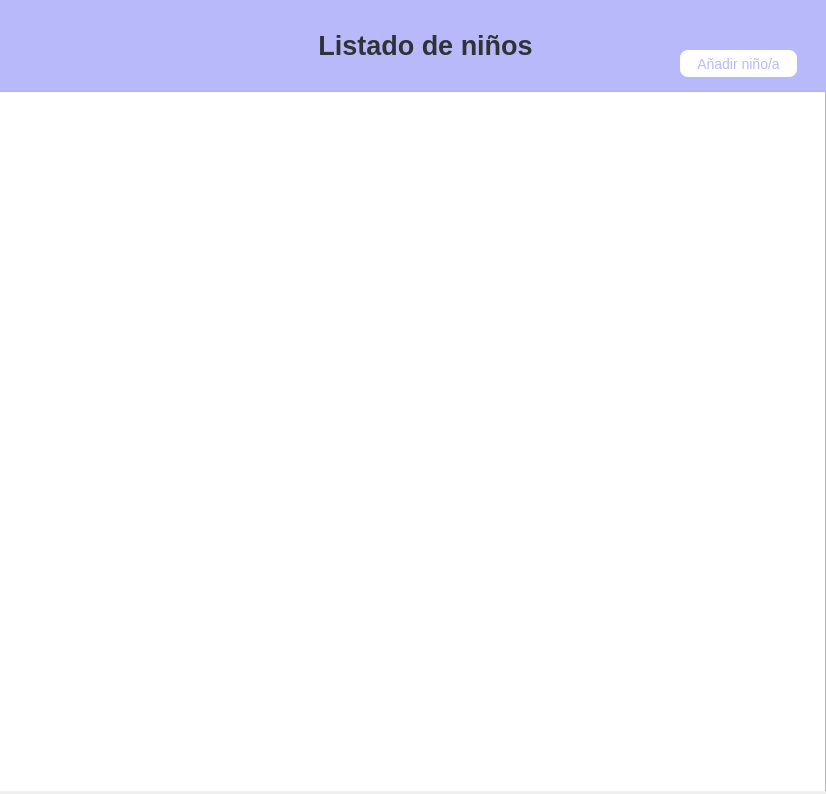
Before: the Qt Designer form interfaz/Listado.ui in mmoraleso/RoboTEA, drawn with Qt 5.
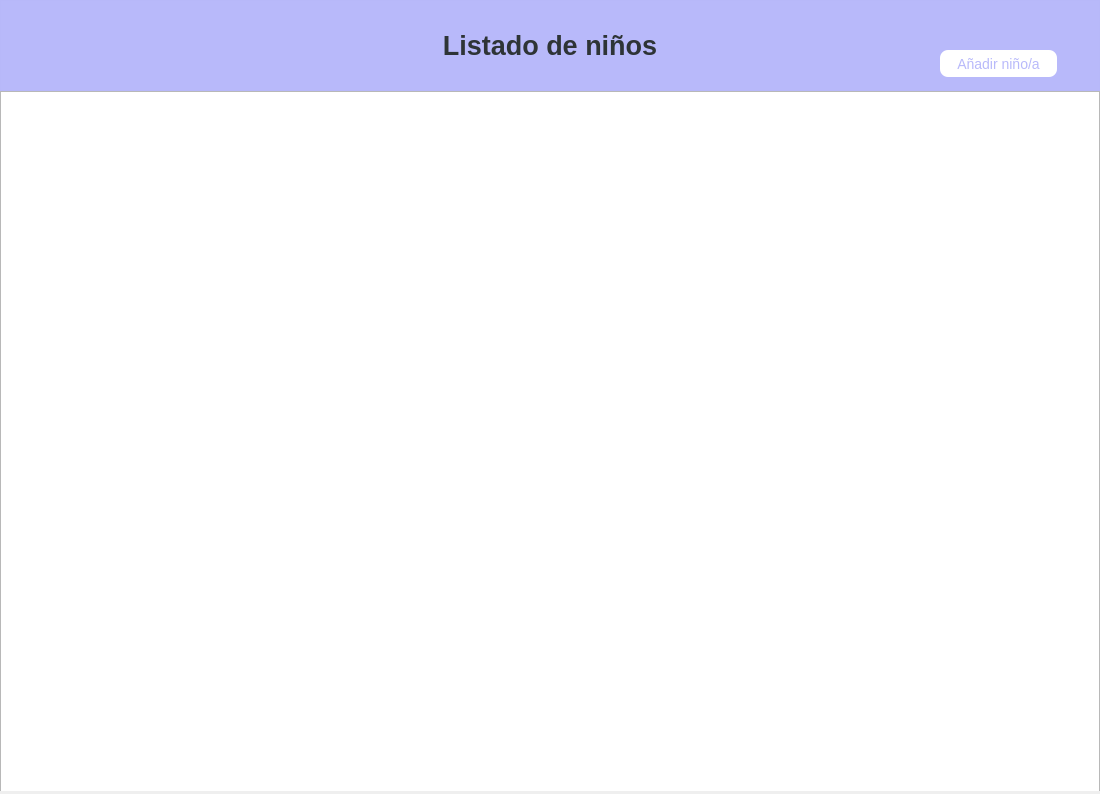
After: the same form once the commit is applied.

Diff of the .ui file:
```diff
--- a/interfaz/Listado.ui
+++ b/interfaz/Listado.ui
@@ -6,7 +6,7 @@
    <rect>
     <x>0</x>
     <y>0</y>
-    <width>826</width>
+    <width>1100</width>
     <height>794</height>
    </rect>
   </property>
@@ -18,7 +18,7 @@
     <rect>
      <x>0</x>
      <y>0</y>
-     <width>828</width>
+     <width>1100</width>
      <height>91</height>
     </rect>
    </property>
@@ -34,9 +34,9 @@
    <widget class="QLabel" name="titulo">
     <property name="geometry">
      <rect>
-      <x>-15</x>
+      <x>0</x>
       <y>0</y>
-      <width>881</width>
+      <width>1100</width>
       <height>91</height>
      </rect>
     </property>
@@ -77,7 +77,7 @@
    <widget class="QPushButton" name="addNino_Button">
     <property name="geometry">
      <rect>
-      <x>680</x>
+      <x>940</x>
       <y>50</y>
       <width>117</width>
       <height>27</height>
@@ -109,7 +109,7 @@
     <rect>
      <x>0</x>
      <y>91</y>
-     <width>828</width>
+     <width>1100</width>
      <height>700</height>
     </rect>
    </property>
@@ -122,9 +122,9 @@
    <widget class="QTableWidget" name="tableWidget">
     <property name="geometry">
      <rect>
-      <x>-5</x>
+      <x>0</x>
       <y>0</y>
-      <width>831</width>
+      <width>1100</width>
       <height>701</height>
      </rect>
     </property>
```
